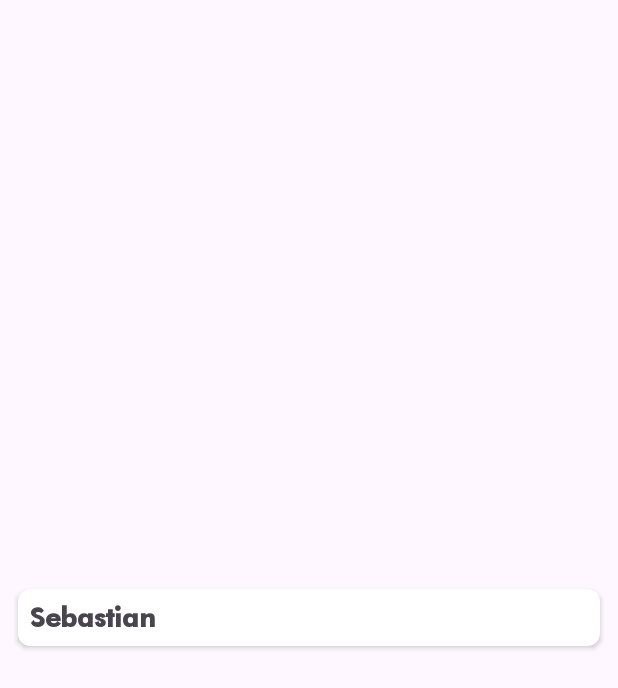
After one commit to kelas-app/mobdev, an Android app: the layout card_rv_search.xml on its own in the app's theme, with its tools: preview values and no code run, on a phone screen of 412 x 824 dp. The commit adds this screen. Shown: the top 688 px of the screen. Run offline under Robolectric (Android 15) with nearby library versions, the light colour scheme and no system bars.

Commit message:
Ini search udah bisa

```diff
--- /dev/null
+++ b/app/src/main/res/layout/card_rv_search.xml
@@ -0,0 +1,37 @@
+<?xml version="1.0" encoding="utf-8"?>
+<androidx.cardview.widget.CardView xmlns:android="http://schemas.android.com/apk/res/android"
+    xmlns:card_view="http://schemas.android.com/apk/res-auto"
+    xmlns:tools="http://schemas.android.com/tools"
+    android:id="@+id/card_view"
+    android:layout_width="match_parent"
+    android:layout_height="wrap_content"
+    android:layout_gravity="center"
+    android:layout_marginStart="12dp"
+    android:layout_marginTop="4dp"
+    android:layout_marginEnd="12dp"
+    android:layout_marginBottom="4dp"
+    card_view:cardCornerRadius="8dp">
+
+    <androidx.constraintlayout.widget.ConstraintLayout
+        android:layout_width="match_parent"
+        android:layout_height="wrap_content"
+        android:padding="8dp">
+
+
+        <TextView
+            android:id="@+id/productName"
+            android:layout_width="0dp"
+            android:layout_height="wrap_content"
+            android:fontFamily="@font/futura_hv_bt"
+            android:maxLines="1"
+            android:text="Sebastian"
+            android:textSize="18sp"
+            android:textStyle="bold"
+
+            card_view:layout_constraintBottom_toBottomOf="parent"
+            card_view:layout_constraintEnd_toEndOf="parent"
+            card_view:layout_constraintStart_toStartOf="parent"
+            card_view:layout_constraintTop_toTopOf="parent" />
+
+    </androidx.constraintlayout.widget.ConstraintLayout>
+</androidx.cardview.widget.CardView>
--- a/app/src/main/res/navigation/mobile_navigation.xml
+++ b/app/src/main/res/navigation/mobile_navigation.xml
@@ -10,10 +10,6 @@
         android:name="com.example.capstone.view.home.HomeFragment"
         android:label="@string/title_home"
         tools:layout="@layout/fragment_home">
-
-<!--        <action-->
-<!--            android:id="@+id/action_nav_home_to_nav_chat"-->
-<!--            app:destination="@id/nav_chat" />-->
 
     </fragment>
 
--- a/build.gradle.kts
+++ b/build.gradle.kts
@@ -1,3 +1,4 @@
+
 // Top-level build file where you can add configuration options common to all sub-projects/modules.
 plugins {
     alias(libs.plugins.androidApplication) apply false
```
Also changed, not shown: app/build.gradle.kts (+4 -4 lines), app/src/main/java/com/example/capstone/data/api/response/GetUserByIdResponse.kt (deleted, +0 -63 lines), app/src/main/java/com/example/capstone/data/api/response/SearchProductResponse.kt (added, +42 -0 lines), app/src/main/java/com/example/capstone/data/api/services/ProductApiService.kt (+14 -8 lines), app/src/main/java/com/example/capstone/data/repository/ProductRepository.kt (+17 -4 lines), app/src/main/java/com/example/capstone/view/chat/ChatActivity.kt (+72 -72 lines), app/src/main/java/com/example/capstone/view/chat/ChatFragment.kt (+70 -14 lines), app/src/main/java/com/example/capstone/view/home/DetailProductBaruActivity.kt (+3 -17 lines), app/src/main/java/com/example/capstone/view/home/HomeFragment.kt (+71 -17 lines), app/src/main/java/com/example/capstone/view/home/HomeViewModel.kt (+16 -4 lines), app/src/main/java/com/example/capstone/view/home/SearchAdapter.kt (added, +31 -0 lines), app/src/main/res/layout/fragment_home.xml (+17 -10 lines), 1 other file.
